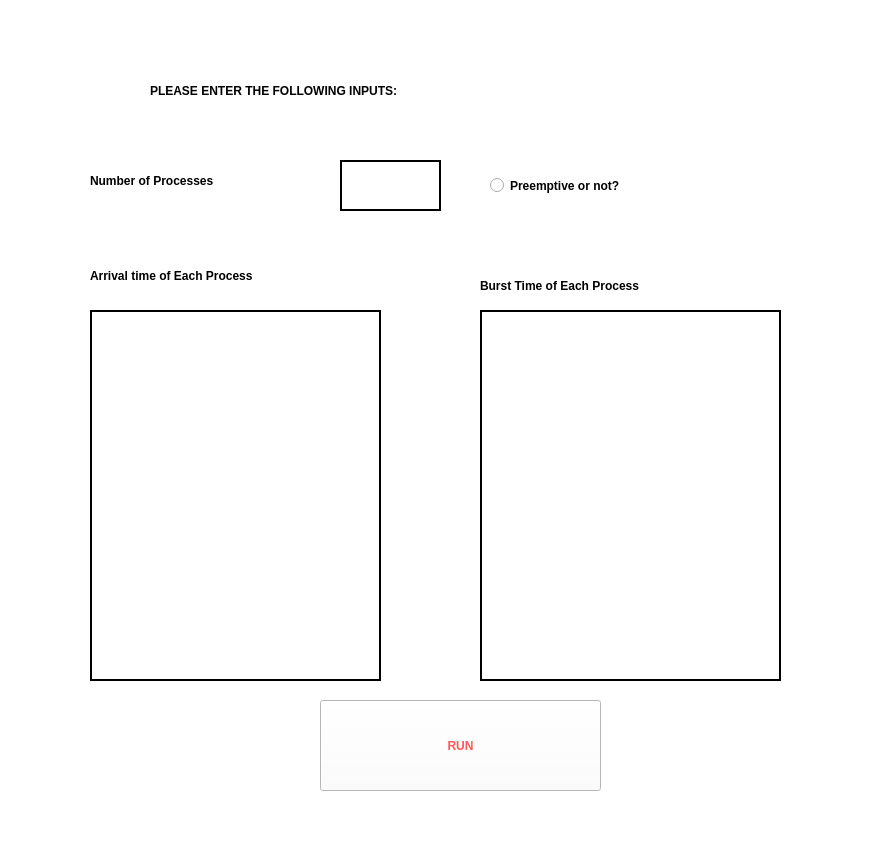
Old version of the form SJF.ui in the repository dinaabdulrasoul/CPU-Job-Scheduler.
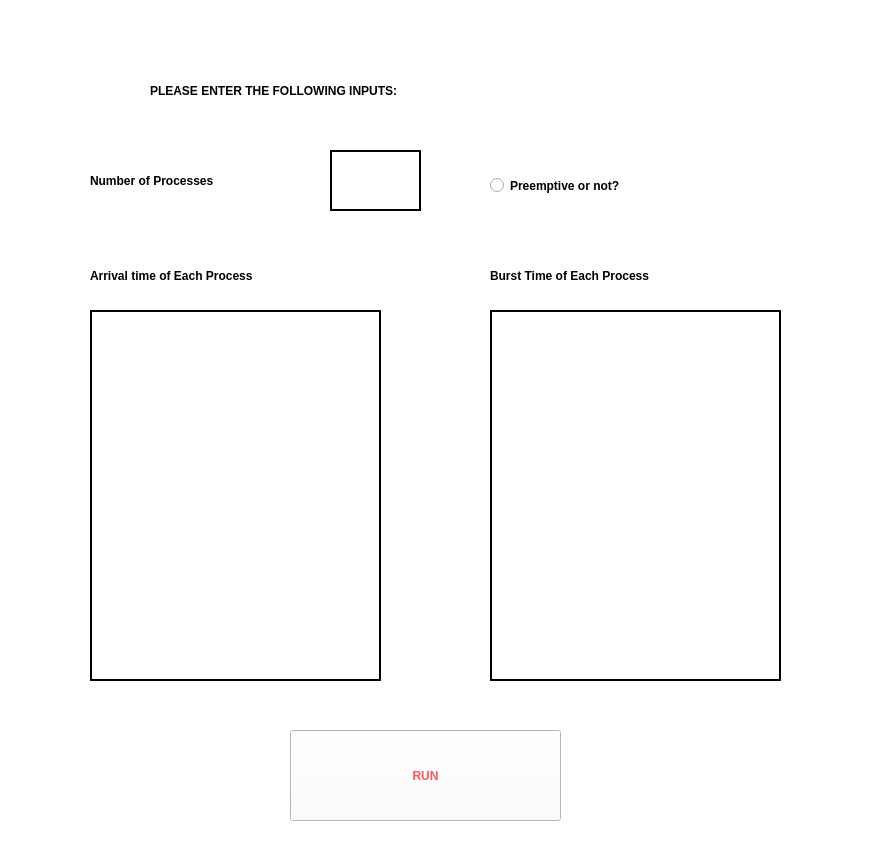
New version of the form. Icons and pictures are not drawn.

Diff of the .ui file:
```diff
--- a/SJF.ui
+++ b/SJF.ui
@@ -41,46 +41,11 @@
      <string>Preemptive or not?</string>
     </property>
    </widget>
-   <widget class="QPlainTextEdit" name="plainTextEdit">
-    <property name="geometry">
-     <rect>
-      <x>340</x>
-      <y>160</y>
-      <width>101</width>
-      <height>51</height>
-     </rect>
-    </property>
-    <property name="styleSheet">
-     <string notr="true">border: 2px  solid black;  font: 55 20pt</string>
-    </property>
-    <property name="verticalScrollBarPolicy">
-     <enum>Qt::ScrollBarAlwaysOff</enum>
-    </property>
-    <property name="plainText">
-     <string/>
-    </property>
-   </widget>
-   <widget class="QPlainTextEdit" name="plainTextEdit_4">
-    <property name="geometry">
-     <rect>
-      <x>90</x>
-      <y>310</y>
-      <width>291</width>
-      <height>371</height>
-     </rect>
-    </property>
-    <property name="styleSheet">
-     <string notr="true">border: 2px  solid black;  font: 55 20pt</string>
-    </property>
-    <property name="plainText">
-     <string/>
-    </property>
-   </widget>
    <widget class="QLabel" name="label_4">
     <property name="geometry">
      <rect>
-      <x>480</x>
-      <y>260</y>
+      <x>490</x>
+      <y>250</y>
       <width>411</width>
       <height>51</height>
      </rect>
@@ -95,41 +60,6 @@
      <string>Burst Time of Each Process</string>
     </property>
    </widget>
-   <widget class="QPlainTextEdit" name="plainTextEdit_3">
-    <property name="geometry">
-     <rect>
-      <x>480</x>
-      <y>310</y>
-      <width>301</width>
-      <height>371</height>
-     </rect>
-    </property>
-    <property name="styleSheet">
-     <string notr="true">border: 2px  solid black; font: 75 20pt</string>
-    </property>
-    <property name="plainText">
-     <string/>
-    </property>
-    <property name="overwriteMode">
-     <bool>false</bool>
-    </property>
-   </widget>
-   <widget class="QToolButton" name="toolButton_6">
-    <property name="geometry">
-     <rect>
-      <x>320</x>
-      <y>700</y>
-      <width>281</width>
-      <height>91</height>
-     </rect>
-    </property>
-    <property name="styleSheet">
-     <string notr="true">font: 14pt &quot;Montserrat&quot;;  font-weight: bold; color:#FF5757;  font-size: 14;</string>
-    </property>
-    <property name="text">
-     <string>RUN</string>
-    </property>
-   </widget>
    <widget class="QLabel" name="label_3">
     <property name="geometry">
      <rect>
@@ -194,6 +124,61 @@
      <string>PLEASE ENTER THE FOLLOWING INPUTS:</string>
     </property>
    </widget>
+   <widget class="QPushButton" name="pushButton">
+    <property name="geometry">
+     <rect>
+      <x>290</x>
+      <y>730</y>
+      <width>271</width>
+      <height>91</height>
+     </rect>
+    </property>
+    <property name="styleSheet">
+     <string notr="true">font: 14pt &quot;Montserrat&quot;;  font-weight: bold; color:#FF5757;  font-size: 14;</string>
+    </property>
+    <property name="text">
+     <string>RUN</string>
+    </property>
+   </widget>
+   <widget class="QTextEdit" name="textEdit">
+    <property name="geometry">
+     <rect>
+      <x>490</x>
+      <y>310</y>
+      <width>291</width>
+      <height>371</height>
+     </rect>
+    </property>
+    <property name="styleSheet">
+     <string notr="true">border: 2px  solid black; font: 75 20pt</string>
+    </property>
+   </widget>
+   <widget class="QTextEdit" name="textEdit_2">
+    <property name="geometry">
+     <rect>
+      <x>90</x>
+      <y>310</y>
+      <width>291</width>
+      <height>371</height>
+     </rect>
+    </property>
+    <property name="styleSheet">
+     <string notr="true">border: 2px  solid black; font: 75 20pt</string>
+    </property>
+   </widget>
+   <widget class="QTextEdit" name="textEdit_3">
+    <property name="geometry">
+     <rect>
+      <x>330</x>
+      <y>150</y>
+      <width>91</width>
+      <height>61</height>
+     </rect>
+    </property>
+    <property name="styleSheet">
+     <string notr="true">border: 2px  solid black; font: 75 20pt</string>
+    </property>
+   </widget>
   </widget>
   <widget class="QStatusBar" name="statusbar"/>
  </widget>
```
